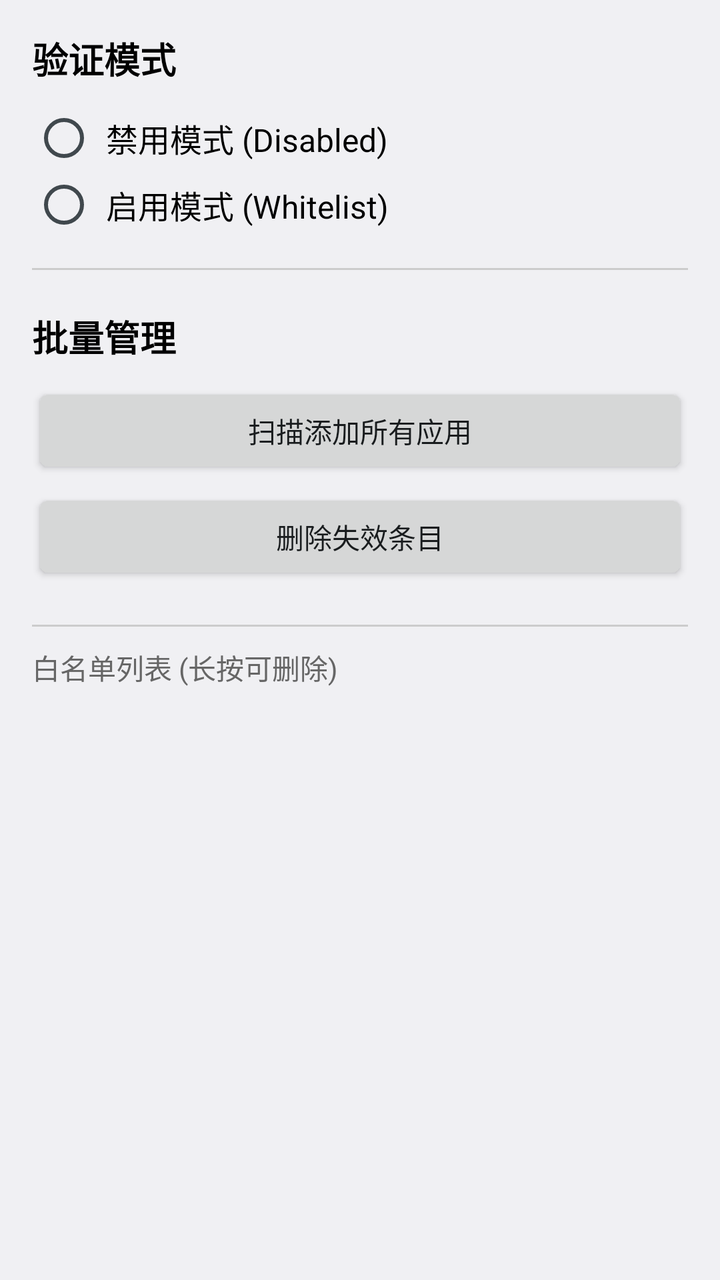
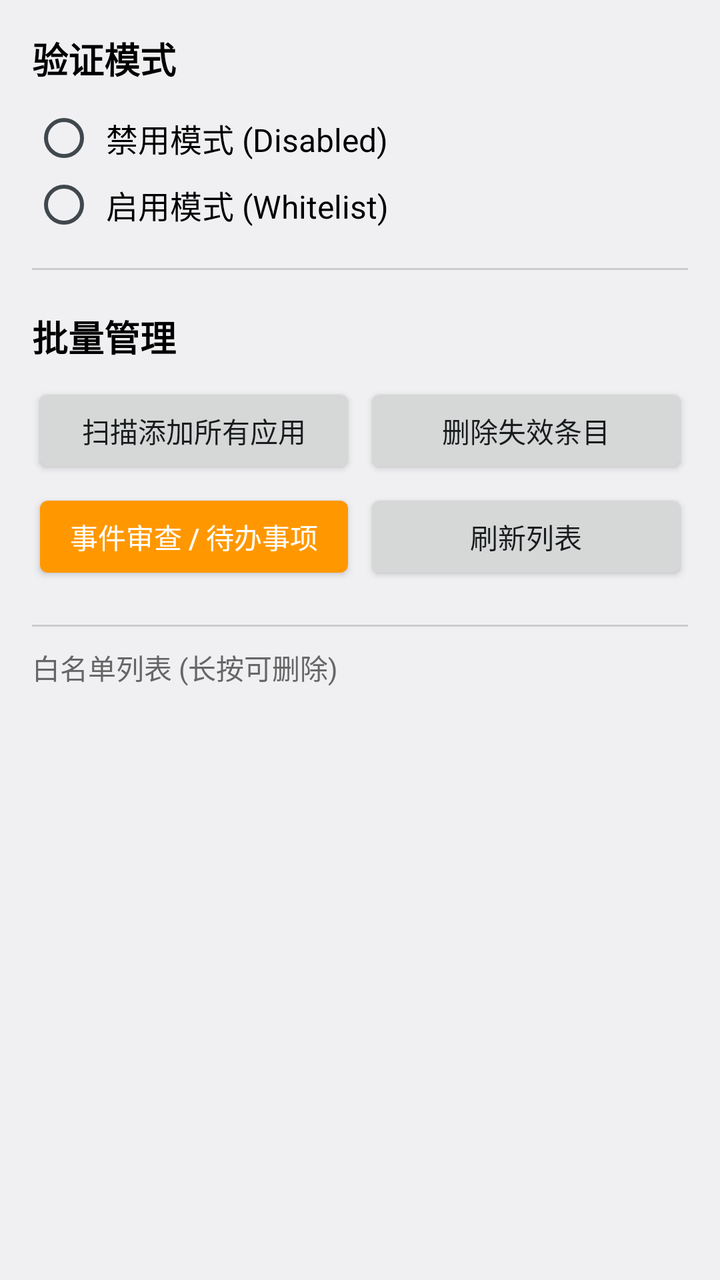

The first picture is an Android layout as it rendered before a commit; the second is the same layout after the commit. The layout source and the unified diff follow.
<!-- AndroidManifest.xml: application theme android:Theme.DeviceDefault.Light -->
<!-- res/layout/activity_main.xml -->
<?xml version="1.0" encoding="utf-8"?>
<LinearLayout xmlns:android="http://schemas.android.com/apk/res/android"
    android:layout_width="match_parent"
    android:layout_height="match_parent"
    android:orientation="vertical"
    android:padding="16dp">

    <TextView
        android:layout_width="wrap_content"
        android:layout_height="wrap_content"
        android:text="@string/mode_title"
        android:textSize="18sp"
        android:textStyle="bold"
        android:textColor="#000000"/>

    <RadioGroup
        android:id="@+id/radioGroupMode"
        android:layout_width="match_parent"
        android:layout_height="wrap_content"
        android:orientation="vertical"
        android:layout_marginTop="10dp"
        android:layout_marginBottom="15dp">

        <RadioButton
            android:id="@+id/rbDisabled"
            android:layout_width="match_parent"
            android:layout_height="wrap_content"
            android:text="@string/mode_disabled"
            android:textSize="16sp"
            android:padding="5dp"/>

        <RadioButton
            android:id="@+id/rbWhitelist"
            android:layout_width="match_parent"
            android:layout_height="wrap_content"
            android:text="@string/mode_whitelist"
            android:textSize="16sp"
            android:padding="5dp"/>
    </RadioGroup>

    <View
        android:layout_width="match_parent"
        android:layout_height="1dp"
        android:background="#CCCCCC"
        android:layout_marginBottom="20dp"/>

    <TextView
        android:layout_width="wrap_content"
        android:layout_height="wrap_content"
        android:text="@string/tools_title"
        android:textSize="18sp"
        android:textStyle="bold"
        android:textColor="#000000"/>

    <LinearLayout
        android:layout_width="match_parent"
        android:layout_height="wrap_content"
        android:orientation="vertical"
        android:layout_marginTop="10dp"
        android:layout_marginBottom="20dp">

        <Button
            android:id="@+id/btnImportAll"
            android:layout_width="match_parent"
            android:layout_height="wrap_content"
            android:text="@string/btn_import_all"
            android:layout_marginBottom="5dp"/>

        <Button
            android:id="@+id/btnCleanInvalid"
            android:layout_width="match_parent"
            android:layout_height="wrap_content"
            android:text="@string/btn_clean_invalid"/>
    </LinearLayout>

    <View
        android:layout_width="match_parent"
        android:layout_height="1dp"
        android:background="#CCCCCC"
        android:layout_marginBottom="10dp"/>

    <TextView
        android:layout_width="wrap_content"
        android:layout_height="wrap_content"
        android:text="@string/whitelist_title"
        android:textSize="14sp"
        android:textColor="#666666"
        android:layout_marginBottom="5dp"/>

    <ListView
        android:id="@+id/listViewApps"
        android:layout_width="match_parent"
        android:layout_height="match_parent"/>

</LinearLayout>
<!-- resources referenced by this layout -->
<resources>
  <string name="btn_clean_invalid">删除失效条目</string>
  <string name="btn_import_all">扫描添加所有应用</string>
  <string name="mode_disabled">禁用模式 (Disabled)</string>
  <string name="mode_title">验证模式</string>
  <string name="mode_whitelist">启用模式 (Whitelist)</string>
  <string name="tools_title">批量管理</string>
  <string name="whitelist_title">白名单列表 (长按可删除)</string>
</resources>

<!-- the commit's change to res/layout/activity_main.xml (unified diff, before → after) -->
@@ -59,18 +59,52 @@
         android:layout_marginTop="10dp"
         android:layout_marginBottom="20dp">
 
-        <Button
-            android:id="@+id/btnImportAll"
+        <LinearLayout
             android:layout_width="match_parent"
             android:layout_height="wrap_content"
-            android:text="@string/btn_import_all"
-            android:layout_marginBottom="5dp"/>
+            android:orientation="horizontal">
+            
+            <Button
+                android:id="@+id/btnImportAll"
+                android:layout_width="0dp"
+                android:layout_height="wrap_content"
+                android:layout_weight="1"
+                android:text="@string/btn_import_all"
+                android:layout_marginEnd="2dp"/>
 
-        <Button
-            android:id="@+id/btnCleanInvalid"
+            <Button
+                android:id="@+id/btnCleanInvalid"
+                android:layout_width="0dp"
+                android:layout_height="wrap_content"
+                android:layout_weight="1"
+                android:text="@string/btn_clean_invalid"
+                android:layout_marginStart="2dp"/>
+        </LinearLayout>
+
+        <LinearLayout
             android:layout_width="match_parent"
             android:layout_height="wrap_content"
-            android:text="@string/btn_clean_invalid"/>
+            android:orientation="horizontal"
+            android:layout_marginTop="5dp">
+
+            <Button
+                android:id="@+id/btnReview"
+                android:layout_width="0dp"
+                android:layout_height="wrap_content"
+                android:layout_weight="1"
+                android:text="事件审查 / 待办事项"
+                android:backgroundTint="#FF9800"
+                android:textColor="#FFF"
+                android:layout_marginEnd="2dp"/>
+
+            <Button
+                android:id="@+id/btnRefresh"
+                android:layout_width="0dp"
+                android:layout_height="wrap_content"
+                android:layout_weight="1"
+                android:text="@string/btn_refresh"
+                android:layout_marginStart="2dp"/>
+        </LinearLayout>
     </LinearLayout>
 
     <View
<!-- resource entries referenced after the edit -->
@@ -2,6 +2,7 @@
 <resources>
   <string name="btn_clean_invalid">删除失效条目</string>
   <string name="btn_import_all">扫描添加所有应用</string>
+  <string name="btn_refresh">刷新列表</string>
   <string name="mode_disabled">禁用模式 (Disabled)</string>
   <string name="mode_title">验证模式</string>
   <string name="mode_whitelist">启用模式 (Whitelist)</string>
